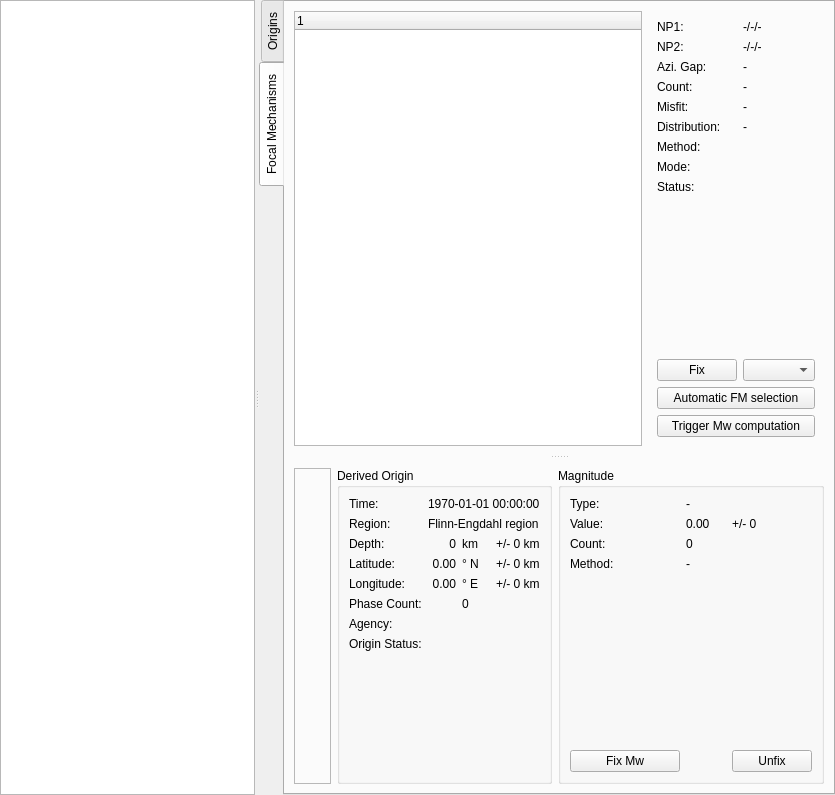
Old version of the form libs/seiscomp/gui/datamodel/eventedit.ui in the repository SeisComP/common.
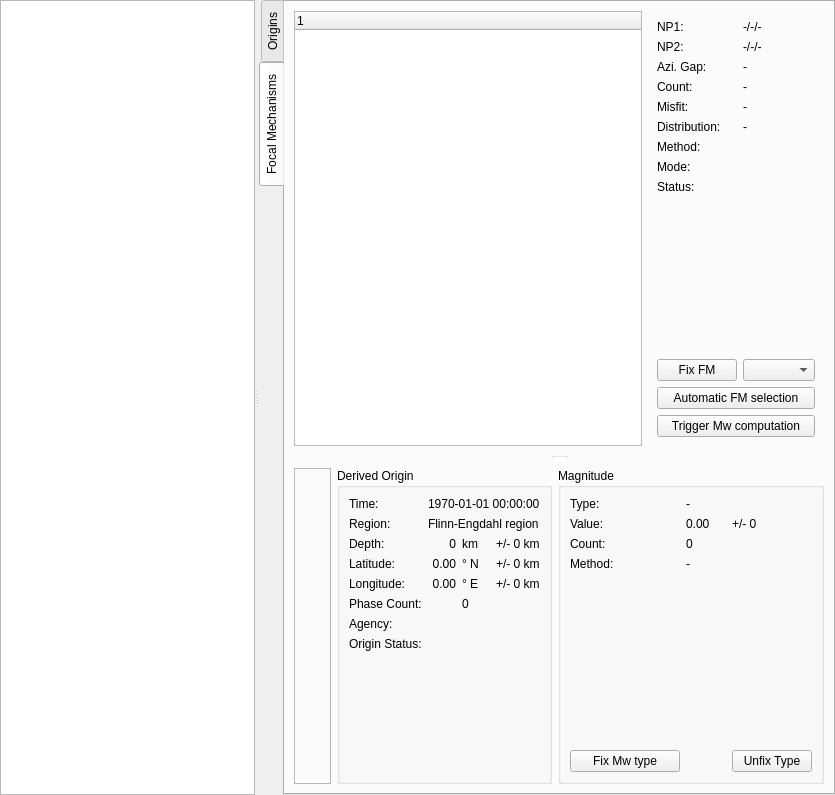
New version of the form. The open tabs and pages were chosen to show the change.

Commit message: [scolv] Adjust labe of fix buttons

```diff
--- a/libs/seiscomp/gui/datamodel/eventedit.ui
+++ b/libs/seiscomp/gui/datamodel/eventedit.ui
@@ -862,7 +862,7 @@
             <item row="13" column="0" >
              <widget class="QPushButton" name="fmFixButton" >
               <property name="text" >
-               <string>Fix</string>
+               <string>Fix FM</string>
               </property>
              </widget>
             </item>
@@ -1493,7 +1493,7 @@
                <string>Unfixes a previously fixed moment magnitude as preferred magnitude and lets scevent decide which magnitude (part of the preferred origin) to set preferred.</string>
               </property>
               <property name="text" >
-               <string>Unfix</string>
+               <string>Unfix Type</string>
               </property>
              </widget>
             </item>
@@ -1553,7 +1553,7 @@
                <string>Fixes the moment magnitude of the current preferred focal mechanism as preferred magnitude if available.</string>
               </property>
               <property name="text" >
-               <string>Fix Mw</string>
+               <string>Fix Mw type</string>
               </property>
              </widget>
             </item>
```
Left out of the diff: 2 changed lines with no effect on the pictures.
